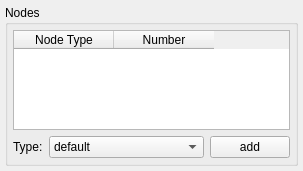
zpp0/wsnsim-preprocessor, file widgets/paramsInfo/nodesParam.ui: the form before one commit.
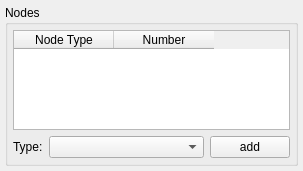
The form after the commit.

Commit message: the nodes param widget has got heterogeneity support

Patch:
```diff
--- a/widgets/paramsInfo/nodesParam.ui
+++ b/widgets/paramsInfo/nodesParam.ui
@@ -96,11 +96,6 @@
             <verstretch>0</verstretch>
            </sizepolicy>
           </property>
-          <item>
-           <property name="text">
-            <string>default</string>
-           </property>
-          </item>
          </widget>
         </item>
         <item>
```
The commit also changes 1 other file.
